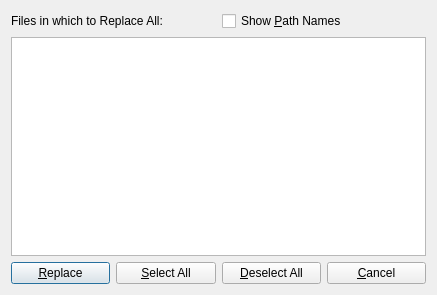
First picture: the form in source/DialogMultiReplace.ui, repository eteran/nedit-ng, before the edit.
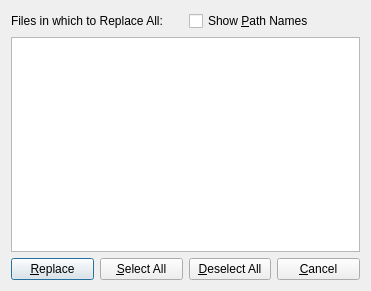
Second picture: the form after the edit. Icons and pictures are not drawn.

The edit to the form file:
```diff
--- a/source/DialogMultiReplace.ui
+++ b/source/DialogMultiReplace.ui
@@ -6,8 +6,8 @@
    <rect>
     <x>0</x>
     <y>0</y>
-    <width>437</width>
-    <height>295</height>
+    <width>371</width>
+    <height>291</height>
    </rect>
   </property>
   <property name="windowTitle">
```
Left out of the diff: 9 changed lines with no effect on the pictures.
